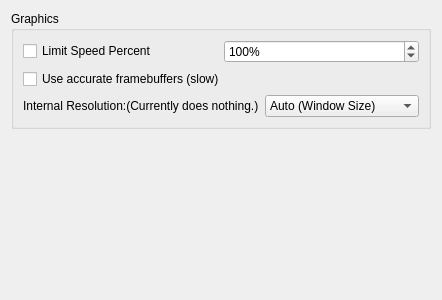
Above: src/yuzu/configuration/configure_graphics.ui from rorrim-rorrim/eden-alt before the change. Below: the same form after it.
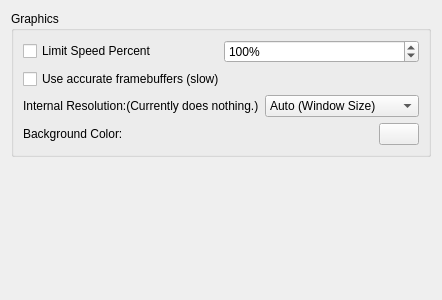
That is the form after the change.

Commit message: Port Citra #4047 & #4052: add change background color support

Patch:
```diff
--- a/src/yuzu/configuration/configure_graphics.ui
+++ b/src/yuzu/configuration/configure_graphics.ui
@@ -96,6 +96,27 @@
           </item>
          </layout>
         </item>
+         <item>
+           <layout class="QHBoxLayout" name="horizontalLayout_6">
+             <item>
+               <widget class="QLabel" name="bg_label">
+                 <property name="text">
+                   <string>Background Color:</string>
+                 </property>
+               </widget>
+             </item>
+             <item>
+               <widget class="QPushButton" name="bg_button">
+                 <property name="maximumSize">
+                   <size>
+                     <width>40</width>
+                     <height>16777215</height>
+                   </size>
+                 </property>
+               </widget>
+             </item>
+           </layout>
+         </item>
        </layout>
       </widget>
      </item>
```
The commit also changes 5 other files.
